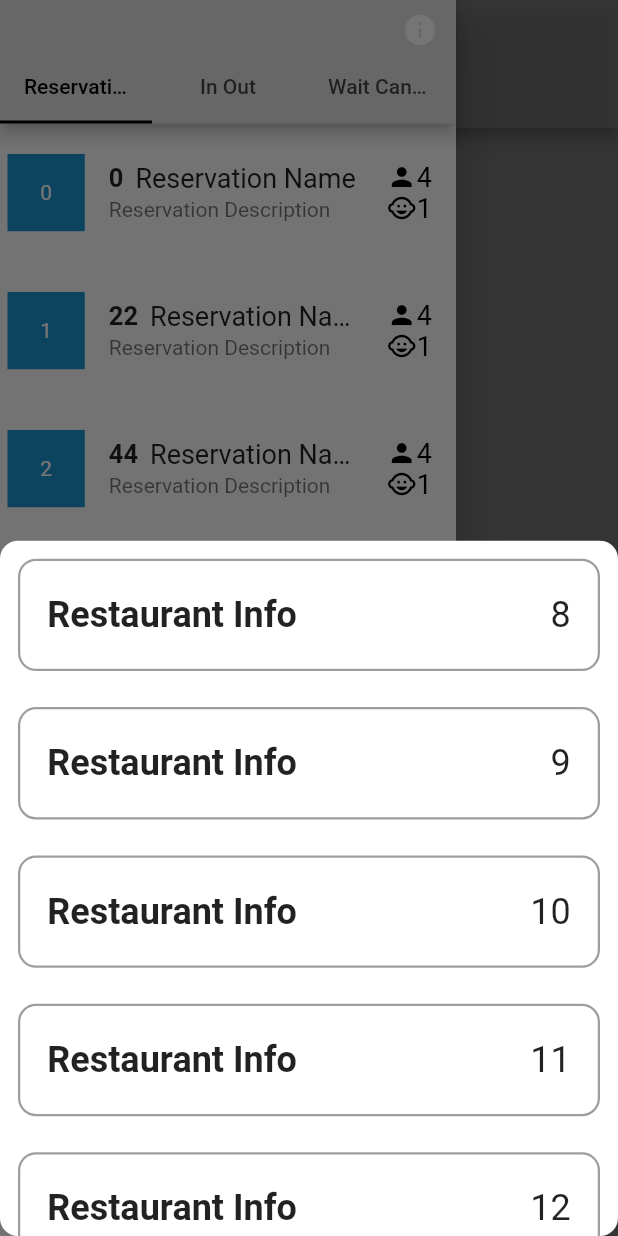
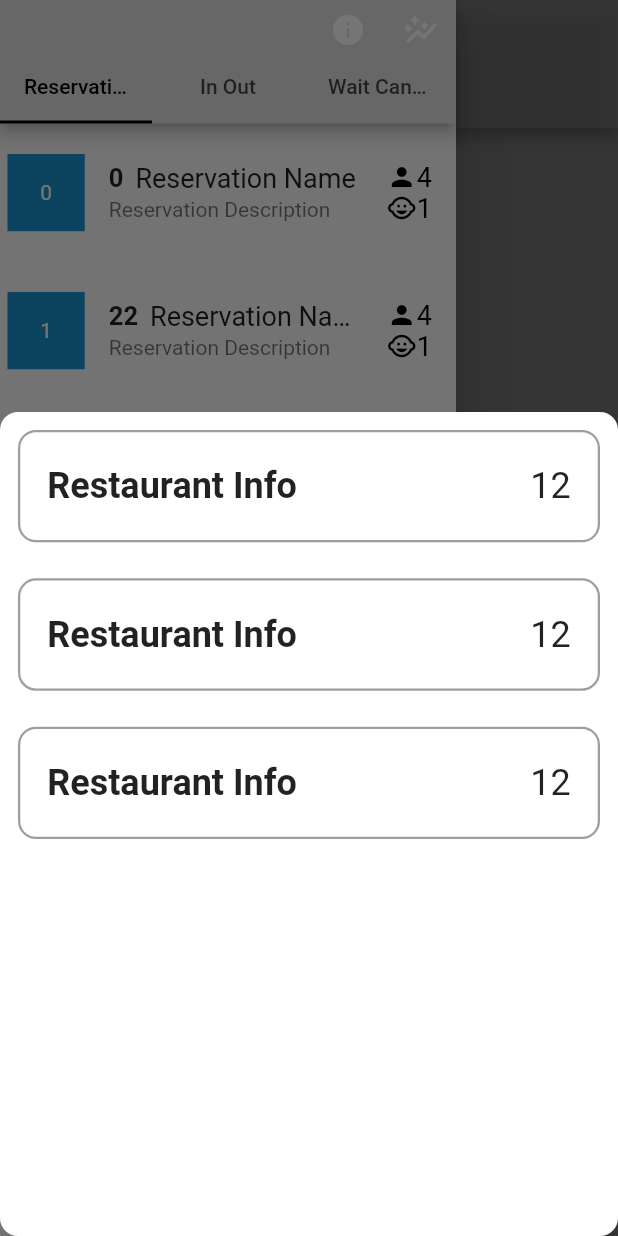
Before and after one commit to hasangungr/flutter_study, a Flutter app: the RestaurantHomeView screen opened directly, in the side drawer, after a tap on the "info" icon, on a phone screen of 412 x 824 dp. Run offline on Flutter 3.47's test engine with Material 2 defaults, Android fonts, the phone set to English and light mode, and no system bars; our stand-ins replace fl_chart, get.

Commit message:
Graphic Report Widgets

```diff
--- a/lib/restaurant_app/widget/tabbar_widgets/reserv_list_widget.dart
+++ b/lib/restaurant_app/widget/tabbar_widgets/reserv_list_widget.dart
@@ -1,25 +1,38 @@
 import 'package:flutter/cupertino.dart';
+import 'package:flutter/material.dart';
 import 'package:flutter/src/foundation/key.dart';
 import 'package:flutter/src/widgets/framework.dart';
 import 'package:flutter_study/restaurant_app/field/listile_widget_field.dart';
 
 class ReservationListWidget extends StatelessWidget {
-  const ReservationListWidget({Key? key}) : super(key: key);
+  const ReservationListWidget({Key? key,}) : super(key: key);
 
   @override
   Widget build(BuildContext context) {
     List<Widget> reservationCardList = List.generate(22, (index) {
-      return ReservationCardListTile(
+      final item = index.toString();
+      return Dismissible(
+        direction: DismissDirection.startToEnd,
+        secondaryBackground: Card(
+          color: Colors.green,
+        ),
+        background: Card(color: Colors.red),
+        key: Key(item),
+        child: ReservationCardListTile(
             cardColor: Color.fromARGB(255, 27, 149, 210),
             roomNumber: (22 * index).toString(),
             tableNumber: index.toString(),
             reservationDescription: "Reservation Description",
             reservationName: "Reservation Name",
             pax: "4",
-          childPax: "1");
+            childPax: "1"),
+      );
     });
-    return ListView(
+    return RefreshIndicator(
+      onRefresh: () async {},
+      child: ListView(
         children: reservationCardList,
+      ),
     );
   }
 }
--- a/lib/restaurant_app/widget/tabbar_widgets/restaurant_info_bottom_sheet.dart
+++ b/lib/restaurant_app/widget/tabbar_widgets/restaurant_info_bottom_sheet.dart
@@ -1,5 +1,7 @@
+import 'package:fl_chart/fl_chart.dart';
 import 'package:flutter/material.dart';
 import 'package:flutter_study/restaurant_app/field/container_field.dart';
+import 'package:flutter_study/restaurant_app/field/pie_chart_painter.dart';
 import 'package:get/get.dart';
 
 class RestaurantInfoBottomSheet extends StatelessWidget {
@@ -7,6 +9,8 @@ class RestaurantInfoBottomSheet extends StatelessWidget {
 
   @override
   Widget build(BuildContext context) {
+
+
     List<Widget> restaurantInfoList = List.generate(
         8,
         (index) => RestaurantInfoContanier(
@@ -22,7 +26,27 @@ class RestaurantInfoBottomSheet extends StatelessWidget {
                 left: Radius.circular(12), right: Radius.circular(12))),
         height: Get.height / 1.5,
         child: ListView(
-      children: restaurantInfoList,
+          children: [
+
+            RestaurantInfoContanier(
+              doubleHeight: 11,
+              doubleWidth: 1,
+              infoNumber: "12",
+              infoText: "Restaurant Info",
+            ),
+            RestaurantInfoContanier(
+              doubleHeight: 11,
+              doubleWidth: 1,
+              infoNumber: "12",
+              infoText: "Restaurant Info",
+            ),
+            RestaurantInfoContanier(
+              doubleHeight: 11,
+              doubleWidth: 1,
+              infoNumber: "12",
+              infoText: "Restaurant Info",
+            )
+          ],
         ));
   }
 }
--- a/lib/restaurant_app/widget/widgets.dart
+++ b/lib/restaurant_app/widget/widgets.dart
@@ -1,6 +1,7 @@
 import 'package:flutter/material.dart';
 import 'package:flutter_study/restaurant_app/field/container_field.dart';
 import 'package:flutter_study/restaurant_app/widget/tabbar_widgets/restaurant_info_bottom_sheet.dart';
+import 'package:flutter_study/restaurant_app/widget/tabbar_widgets/restoran_info_graphic_bottom_sheet.dart';
 import 'package:get/get.dart';
 
 double deviceHeight = Get.height;
@@ -107,9 +108,13 @@ Widget tabbarAppbar() {
     actions: [
       IconButton(
           onPressed: () {
-            Get.bottomSheet(RestaurantInfoBottomSheet());
+            Get.bottomSheet(RestaurantInfoBottomSheet(),isScrollControlled: true);
           },
-          icon: Icon(Icons.info))
+          icon: Icon(Icons.info)),   IconButton(
+          onPressed: () {
+            Get.bottomSheet(RestaurantInfoGraphicBottomSheet(),isScrollControlled: true);
+          },
+          icon: Icon(Icons.auto_graph))
     ],
     backgroundColor: Colors.grey.shade300,
     automaticallyImplyLeading: false,
--- a/pubspec.yaml
+++ b/pubspec.yaml
@@ -38,6 +38,8 @@ dependencies:
   dio: ^4.0.6
   intl: ^0.18.0
   http: ^0.13.5
+  fl_chart: ^0.61.0
+
 
 dev_dependencies:
   flutter_test:
```
Also changed, not shown: lib/restaurant_app/field/listile_widget_field.dart (+10 -2 lines), lib/restaurant_app/field/percent.dart (added, +35 -0 lines), lib/restaurant_app/field/pie_chart_painter.dart (added, +63 -0 lines), lib/restaurant_app/widget/tabbar_widgets/restoran_info_graphic_bottom_sheet.dart (added, +217 -0 lines), pubspec.lock. Lines whose indentation alone changed are shown as unchanged.
